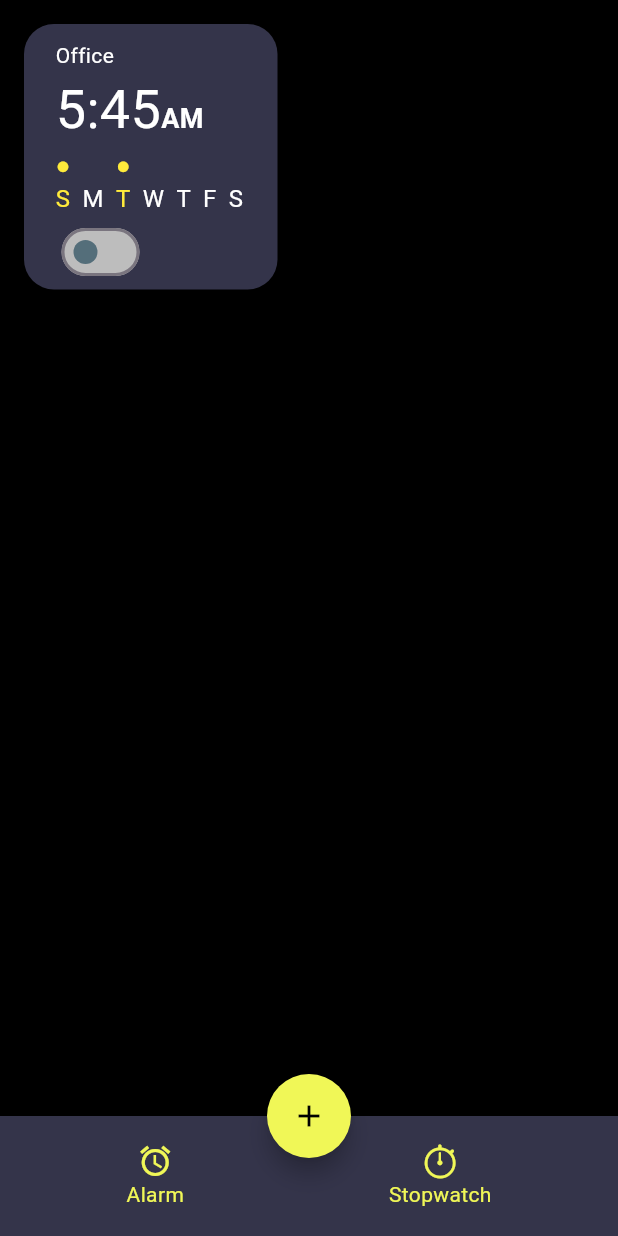
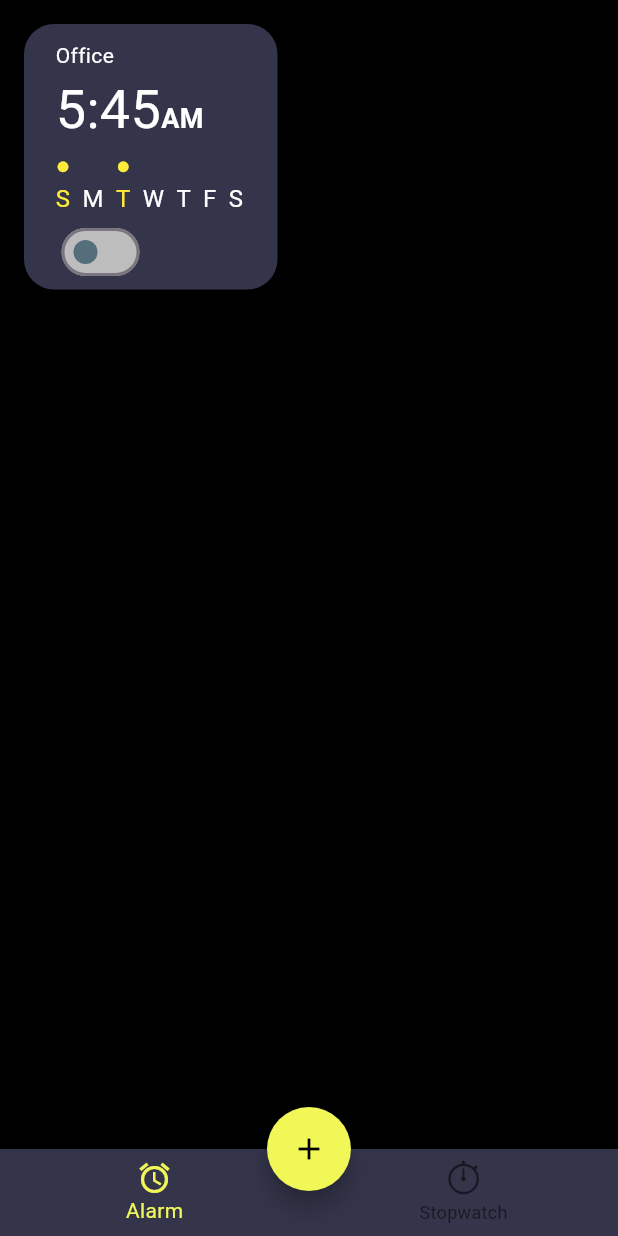
Before and after one commit to WaqasAhmed123/wakey-an-alarm-app, a Flutter app: the screen it shows after launch, on a phone screen of 412 x 824 dp. Run offline on Flutter 3.47's test engine with Material 2 defaults, Android fonts, the phone set to English and light mode, and no system bars.

Commit message:
provider added in home

```diff
--- a/lib/view_models/home_viewmodel.dart
+++ b/lib/view_models/home_viewmodel.dart
@@ -7,4 +7,10 @@ class HomeViewModel extends ChangeNotifier {
     toggleAlarm = !toggleAlarm;
     notifyListeners();
   }
+
+  int selectedIndex = 0;
+  onItemTapped(int index) {
+    selectedIndex = index;
+    notifyListeners();
+  }
 }
--- a/lib/views/home.dart
+++ b/lib/views/home.dart
@@ -1,7 +1,9 @@
 import 'package:flutter/cupertino.dart';
 import 'package:flutter/material.dart';
-import 'package:wakey/utils/text_style.dart';
+import 'package:provider/provider.dart';
 import 'package:wakey/widgets/alarm_description.dart';
+
+import '../view_models/home_viewmodel.dart';
 
 class HomeView extends StatefulWidget {
   const HomeView({super.key});
@@ -13,9 +15,11 @@ class HomeView extends StatefulWidget {
 class _HomeViewState extends State<HomeView> {
   @override
   Widget build(BuildContext context) {
+    return Consumer<HomeViewModel>(builder: (context, homeViewModel, child) {
       return SafeArea(
         child: Scaffold(
-        floatingActionButtonLocation: FloatingActionButtonLocation.centerDocked,
+          floatingActionButtonLocation:
+              FloatingActionButtonLocation.centerDocked,
           floatingActionButton: FloatingActionButton(
             shape: const CircleBorder(),
             onPressed: () {},
@@ -25,58 +29,30 @@ class _HomeViewState extends State<HomeView> {
               color: Colors.black,
             ),
           ),
-        bottomNavigationBar: BottomAppBar(
-          color: const Color(0xFF34344A),
-          child: Row(
-            mainAxisAlignment: MainAxisAlignment.spaceAround,
-            children: [
-              InkWell(
-                // splashColor: Colors.green,
+          bottomNavigationBar: Theme(
+            data: Theme.of(context).copyWith(
               splashColor: Colors.transparent,
               highlightColor: Colors.transparent,
-                onTap: () {},
-                child: Column(
-                  mainAxisAlignment: MainAxisAlignment.center,
-                  children: [
-                    Icon(
-                      Icons.alarm,
-                      color: Theme.of(context).primaryColor,
-                      size: 24,
-                    ), // <-- Icon
-                    Text(
-                      "Alarm",
-                      style: textStyle(
-                          textColor:
-                              Theme.of(context).primaryColor)["titleSmall"],
-                    ), // <-- Text
+            ),
+            child: BottomNavigationBar(
+              backgroundColor: const Color(0xFF34344A),
+              items: const <BottomNavigationBarItem>[
+                BottomNavigationBarItem(
+                  icon: Icon(Icons.alarm),
+                  label: 'Alarm',
+                ),
+                BottomNavigationBarItem(
+                  icon: Icon(CupertinoIcons.stopwatch),
+                  label: 'Stopwatch',
+                ),
               ],
+              currentIndex: homeViewModel.selectedIndex,
+              selectedItemColor: Theme.of(context).primaryColor,
+              onTap: (index) => homeViewModel.onItemTapped(index),
             ),
           ),
-              InkWell(
-                splashColor: Colors.transparent,
-                highlightColor: Colors.transparent,
-                onTap: () {},
-                child: Column(
-                  mainAxisAlignment: MainAxisAlignment.center,
-                  children: [
-                    Icon(
-                      CupertinoIcons.stopwatch,
-                      color: Theme.of(context).primaryColor,
-                      size: 24,
-                    ), // <-- Icon
-                    Text(
-                      "Stopwatch",
-                      style: textStyle(
-                          textColor:
-                              Theme.of(context).primaryColor)["titleSmall"],
-                    ), // <-- Text
-                  ],
-                ),
-              ),
-            ],
-          ),
-        ),
-        body: Padding(
+          body: homeViewModel.selectedIndex == 0
+              ? Padding(
                   padding: const EdgeInsets.all(16),
                   child: Column(
                     children: [
@@ -85,12 +61,29 @@ class _HomeViewState extends State<HomeView> {
                         alarmTime: "5:45",
                         isDay: true,
                         context: context,
-                alarmDays: [true, false, true, false, false, false, false],
+                        alarmDays: [
+                          true,
+                          false,
+                          true,
+                          false,
+                          false,
+                          false,
+                          false
+                        ],
                       )
+                    ],
+                  ),
+                )
+              : const Padding(
+                  padding: EdgeInsets.all(16),
+                  child: Column(
+                    children: [
+                      // Your stopwatch widget content goes here
                     ],
                   ),
                 ),
         ),
       );
+    });
   }
 }
```
Also changed, not shown: lib/views/stopwatch.dart (added). Lines whose indentation alone changed are shown as unchanged.
